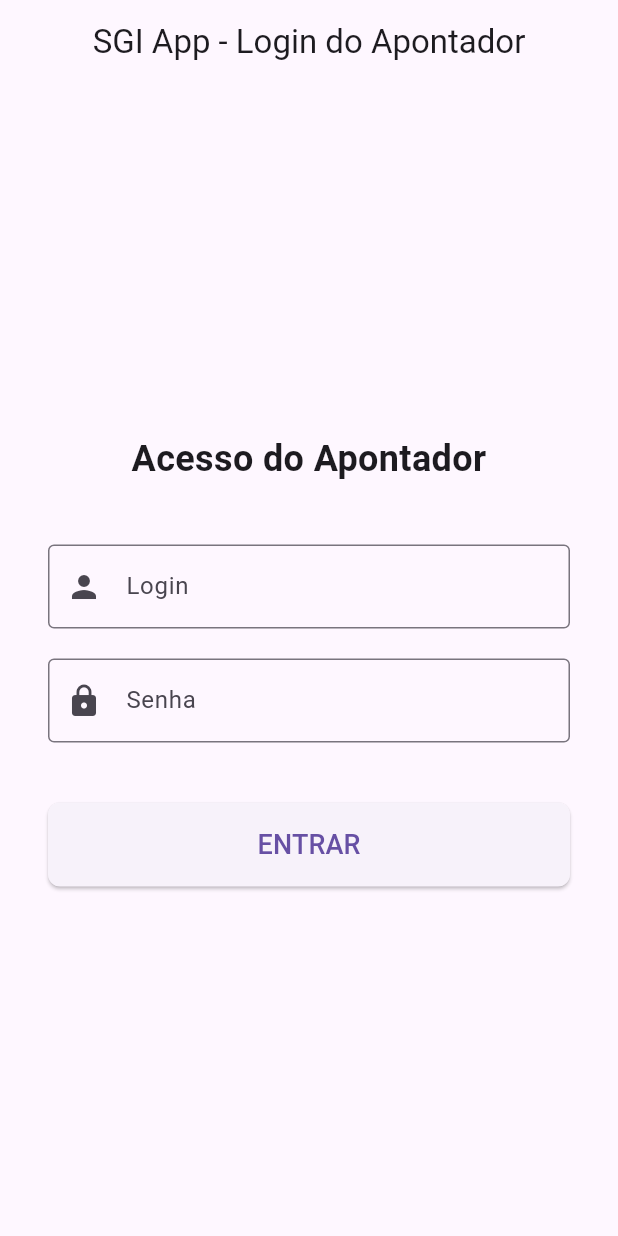
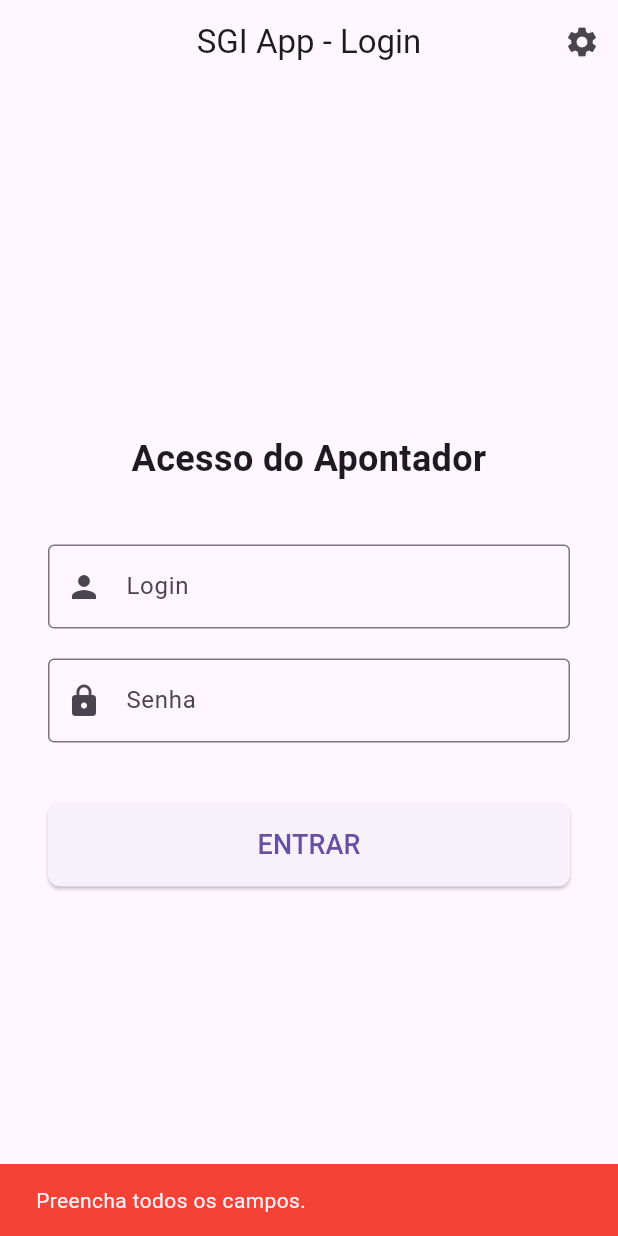
Before and after one commit to sinaltecsolucoes/sgi_app, a Flutter app: the screen it shows after launch, after a tap on "ENTRAR", on a phone screen of 412 x 824 dp. Run offline on Flutter 3.47's test engine with Material 3 defaults, Android fonts, the light colour scheme and no system bars; our stand-ins replace flutter_secure_storage, shared_preferences; accounts and stored records are empty.

Commit message:
Novas implementações

```diff
--- a/lib/main.dart
+++ b/lib/main.dart
@@ -1,24 +1,36 @@
 // lib/main.dart
 import 'package:flutter/material.dart';
-import 'views/login_view.dart'; // Importa a nossa tela de Login
+import 'package:provider/provider.dart';
+import 'providers/auth_provider.dart';
+import 'screens/login_screen.dart';
+import 'screens/home_screen.dart'; // Futura tela principal
 
 void main() {
-  runApp(const SgiApp());
+  runApp(
+    ChangeNotifierProvider(
+      create: (context) => AuthProvider(),
+      child: const SgiApp(),
+    ),
+  );
 }
 
 class SgiApp extends StatelessWidget {
-  const SgiApp({Key? key}) : super(key: key);
+  const SgiApp({super.key});
 
   @override
   Widget build(BuildContext context) {
+    // Escuta o estado do AuthProvider para decidir qual tela mostrar
+    final authProvider = Provider.of<AuthProvider>(context);
+
     return MaterialApp(
-      title: 'SGI App - Produção',
-      debugShowCheckedModeBanner: false, // Remove a faixa 'Debug'
+      title: 'SGI App Mobile',
+      debugShowCheckedModeBanner: false,
       theme: ThemeData(
-        primarySwatch: Colors.blueGrey, // Uma cor neutra para o tema
+        primarySwatch: Colors.blueGrey,
         visualDensity: VisualDensity.adaptivePlatformDensity,
       ),
-      home: const LoginView(), // Define a primeira tela
+      // Roteamento baseado no estado de login
+      home: authProvider.isLoggedIn ? const HomeScreen() : const LoginScreen(),
     );
   }
 }
--- /dev/null
+++ b/lib/models/user_model.dart
@@ -0,0 +1,23 @@
+// lib/models/user_model.dart
+
+class UserModel {
+  final int id;
+  final String nome;
+  final String tipo;
+
+  UserModel({required this.id, required this.nome, required this.tipo});
+
+  factory UserModel.fromJson(Map<String, dynamic> json) {
+    return UserModel(
+      id: int.parse(json['funcionario_id'].toString()),
+      nome: json['funcionario_nome'] as String,
+      tipo: json['funcionario_tipo'] as String,
+    );
+  }
+
+  Map<String, dynamic> toJson() => {
+    'funcionario_id': id,
+    'funcionario_nome': nome,
+    'funcionario_tipo': tipo,
+  };
+}
--- /dev/null
+++ b/lib/providers/auth_provider.dart
@@ -0,0 +1,53 @@
+// lib/providers/auth_provider.dart
+import 'package:flutter/material.dart';
+import 'package:flutter_secure_storage/flutter_secure_storage.dart';
+import 'dart:convert';
+import '../models/user_model.dart';
+
+class AuthProvider extends ChangeNotifier {
+  final _storage = const FlutterSecureStorage();
+
+  bool _isLoggedIn = false;
+  UserModel? _user;
+
+  bool get isLoggedIn => _isLoggedIn;
+  UserModel? get user => _user;
+
+  static const String _userKey = 'sgi_user_data';
+
+  AuthProvider() {
+    _loadUserFromStorage();
+  }
+
+  void _loadUserFromStorage() async {
+    final userDataJson = await _storage.read(key: _userKey);
+
+    if (userDataJson != null) {
+      try {
+        final userData = jsonDecode(userDataJson);
+        _user = UserModel.fromJson(userData);
+        _isLoggedIn = true;
+      } catch (e) {
+        logout();
+      }
+    }
+    notifyListeners();
+  }
+
+  void loginSuccess(Map<String, dynamic> userData) async {
+    final userModel = UserModel.fromJson(userData);
+
+    _isLoggedIn = true;
+    _user = userModel;
+
+    await _storage.write(key: _userKey, value: jsonEncode(userModel.toJson()));
+    notifyListeners();
+  }
+
+  void logout() async {
+    _isLoggedIn = false;
+    _user = null;
+    await _storage.delete(key: _userKey);
+    notifyListeners();
+  }
+}
--- /dev/null
+++ b/lib/screens/login_screen.dart
@@ -0,0 +1,156 @@
+// lib/screens/login_screen.dart
+import 'package:flutter/material.dart';
+import 'package:provider/provider.dart';
+import '../providers/auth_provider.dart';
+import '../services/api_service.dart';
+import 'config_screen.dart';
+
+class LoginScreen extends StatefulWidget {
+  const LoginScreen({super.key});
+
+  @override
+  State<LoginScreen> createState() => _LoginScreenState();
+}
+
+class _LoginScreenState extends State<LoginScreen> {
+  // Controladores para capturar o texto dos campos
+  final TextEditingController _loginController = TextEditingController();
+  final TextEditingController _senhaController = TextEditingController();
+
+  bool _isLoading = false;
+
+  void _showSnackBar(String message, {bool isError = false}) {
+    ScaffoldMessenger.of(context).showSnackBar(
+      SnackBar(
+        content: Text(message),
+        backgroundColor: isError ? Colors.red : Colors.green,
+      ),
+    );
+  }
+
+  void _efetuarLogin() async {
+    // Acessa o AuthProvider e o ApiService (criando uma instância temporária para a chamada)
+    final authProvider = Provider.of<AuthProvider>(context, listen: false);
+    final apiService = ApiService(
+      authProvider,
+    ); // Cria o serviço injetando o provider
+
+    final login = _loginController.text;
+    final senha = _senhaController.text;
+
+    if (login.isEmpty || senha.isEmpty) {
+      _showSnackBar('Preencha todos os campos.', isError: true);
+      return;
+    }
+
+    // Inicia o estado de loading
+    setState(() => _isLoading = true);
+
+    // Chama a API de Login
+    final result = await apiService.login(login, senha);
+
+    // Finaliza o loading
+    setState(() => _isLoading = false);
+
+    if (result['success']) {
+      // 1. Atualiza o estado global com os dados do usuário (user_model.dart)
+      authProvider.loginSuccess(result['user']);
+
+      _showSnackBar(
+        'Bem-vindo, ${result['user']['funcionario_nome']}!',
+        isError: false,
+      );
+
+      // A navegação para a HomeScreen será automática via Widget Principal (main.dart)
+    } else {
+      _showSnackBar(result['message'] ?? 'Erro desconhecido', isError: true);
+    }
+  }
+
+  @override
+  Widget build(BuildContext context) {
+    // Tela de login simples e responsiva
+    return Scaffold(
+      appBar: AppBar(
+        title: const Text('SGI App - Login'),
+        centerTitle: true,
+        // NOVO: Botão de Configurações na AppBar
+        actions: [
+          IconButton(
+            icon: const Icon(Icons.settings), // Ícone de configurações
+            onPressed: () {
+              // Navegar para a tela de configurações (ConfigScreen)
+              // Note: ConfigScreen precisa ser importado
+              Navigator.push(
+                context,
+                MaterialPageRoute(builder: (context) => const ConfigScreen()),
+              );
+            },
+          ),
+        ],
+      ),
+      body: Center(
+        child: SingleChildScrollView(
+          padding: const EdgeInsets.all(32.0),
+          child: Column(
+            mainAxisAlignment: MainAxisAlignment.center,
+            crossAxisAlignment: CrossAxisAlignment.stretch,
+            children: <Widget>[
+              const Text(
+                'Acesso do Apontador',
+                textAlign: TextAlign.center,
+                style: TextStyle(fontSize: 24, fontWeight: FontWeight.bold),
+              ),
+              const SizedBox(height: 40),
+
+              // Campo Login
+              TextFormField(
+                controller: _loginController,
+                keyboardType: TextInputType.text,
+                decoration: const InputDecoration(
+                  labelText: 'Login',
+                  border: OutlineInputBorder(),
+                  prefixIcon: Icon(Icons.person),
+                ),
+              ),
+              const SizedBox(height: 20),
+
+              // Campo Senha
+              TextFormField(
+                controller: _senhaController,
+                obscureText: true,
+                decoration: const InputDecoration(
+                  labelText: 'Senha',
+                  border: OutlineInputBorder(),
+                  prefixIcon: Icon(Icons.lock),
+                ),
+              ),
+              const SizedBox(height: 40),
+
+              // Botão Entrar
+              ElevatedButton(
+                onPressed: _isLoading ? null : _efetuarLogin,
+                style: ElevatedButton.styleFrom(
+                  padding: const EdgeInsets.symmetric(vertical: 15),
+                  shape: RoundedRectangleBorder(
+                    borderRadius: BorderRadius.circular(8),
+                  ),
+                ),
+                child: _isLoading
+                    ? const SizedBox(
+                        width: 20,
+                        height: 20,
+                        child: CircularProgressIndicator(
+                          color: Colors.white,
+                          strokeWidth: 2,
+                        ),
+                      )
+                    : const Text('ENTRAR', style: TextStyle(fontSize: 18)),
+              ),
+            ],
+          ),
+        ),
+      ),
+    );
+  }
+}
--- a/lib/views/login_view.dart
+++ /dev/null
@@ -1,101 +0,0 @@
-// lib/views/login_view.dart
-import 'package:flutter/material.dart';
-
-class LoginView extends StatefulWidget {
-  const LoginView({Key? key}) : super(key: key);
-
-  @override
-  State<LoginView> createState() => _LoginViewState();
-}
-
-class _LoginViewState extends State<LoginView> {
-  // Controladores para capturar o texto dos campos
-  final TextEditingController _loginController = TextEditingController();
-  final TextEditingController _senhaController = TextEditingController();
-
-  // Função que será chamada ao clicar em Entrar (simulação por enquanto)
-  void _efetuarLogin() {
-    String login = _loginController.text;
-    String senha = _senhaController.text;
-
-    // TODO:
-    // 1. Chamar o serviço de API (a ser criado em 'services/')
-    // 2. Verificar a resposta do servidor.
-
-    print('Tentativa de Login: $login com Senha: $senha');
-
-    // Simulação: Se o login for 'apontador.geral', simula sucesso
-    if (login == 'apontador.geral' && senha == '123456') {
-      // Navegar para a próxima tela (Dashboard/Presença)
-      // Substituiremos este 'print' pela navegação real.
-      print('Login SIMULADO de Sucesso!');
-    } else {
-      // Mostrar uma mensagem de erro simples
-      print('Login SIMULADO de Falha!');
-    }
-  }
-
-  @override
-  Widget build(BuildContext context) {
-    return Scaffold(
-      appBar: AppBar(
-        title: const Text('SGI App - Login do Apontador'),
-        centerTitle: true,
-      ),
-      body: Center(
-        child: SingleChildScrollView(
-          // Permite rolar se o teclado aparecer
-          padding: const EdgeInsets.all(32.0),
-          child: Column(
-            mainAxisAlignment: MainAxisAlignment.center,
-            crossAxisAlignment: CrossAxisAlignment.stretch,
-            children: <Widget>[
-              const Text(
-                'Acesso do Apontador',
-                textAlign: TextAlign.center,
-                style: TextStyle(fontSize: 24, fontWeight: FontWeight.bold),
-              ),
-              const SizedBox(height: 40),
-
-              // Campo Login
-              TextFormField(
-                controller: _loginController,
-                keyboardType: TextInputType.emailAddress,
-                decoration: const InputDecoration(
-                  labelText: 'Login',
-                  border: OutlineInputBorder(),
-                  prefixIcon: Icon(Icons.person),
-                ),
-              ),
-              const SizedBox(height: 20),
-
-              // Campo Senha
-              TextFormField(
-                controller: _senhaController,
-                obscureText: true, // Esconde o texto para a senha
-                decoration: const InputDecoration(
-                  labelText: 'Senha',
-                  border: OutlineInputBorder(),
-                  prefixIcon: Icon(Icons.lock),
-                ),
-              ),
-              const SizedBox(height: 40),
-
-              // Botão Entrar
-              ElevatedButton(
-                onPressed: _efetuarLogin,
-                style: ElevatedButton.styleFrom(
-                  padding: const EdgeInsets.symmetric(vertical: 15),
-                  shape: RoundedRectangleBorder(
-                    borderRadius: BorderRadius.circular(8),
-                  ),
-                ),
-                child: const Text('ENTRAR', style: TextStyle(fontSize: 18)),
-              ),
-            ],
-          ),
-        ),
-      ),
-    );
-  }
-}
```
Also changed, not shown: lib/screens/config_screen.dart (added, +106 -0 lines), lib/screens/home_screen.dart (added, +104 -0 lines), lib/screens/lancamento_individual_screen.dart (added, +16 -0 lines), lib/screens/lancamento_massa_screen.dart (added, +16 -0 lines), lib/screens/montar_equipe_screen.dart (added, +16 -0 lines), lib/services/api_service.dart (added, +46 -0 lines), lib/services/config_service.dart (added, +43 -0 lines), pubspec.yaml (+12 -1 lines), pubspec.lock, 5 other files.
